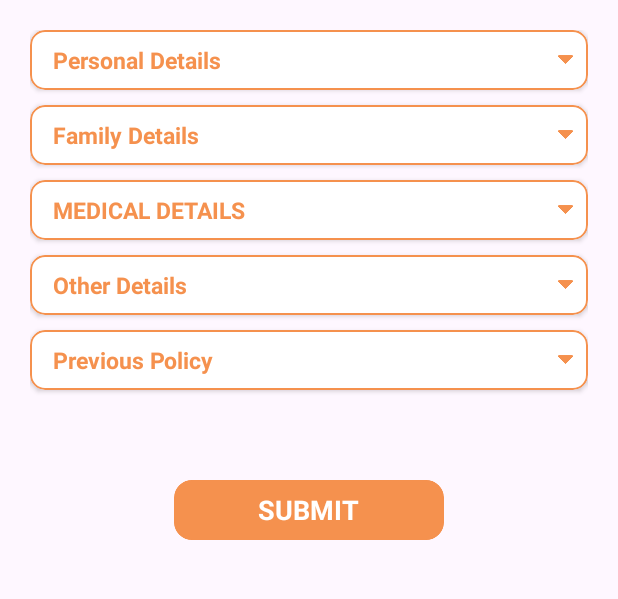
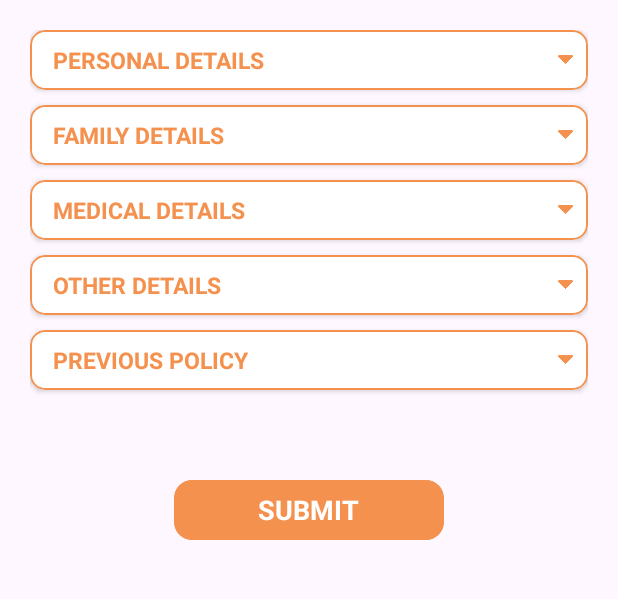
Before and after one commit to MayankChhatrola/CustomerManagement-, an Android app: the AddCustomer screen opened directly, with no data from a screen before it, on a phone screen of 412 x 824 dp, the part 75-674 px from its top. Run offline under Robolectric (Android 15) with nearby library versions, the phone set to English and light mode, and no system bars; our stand-ins replace sdp/ssp sizes.

Commit message:
Intial Commit

```diff
--- a/app/src/main/java/com/example/sanviassociates/Converter.kt
+++ b/app/src/main/java/com/example/sanviassociates/Converter.kt
@@ -72,6 +72,7 @@ class Converter : AppCompatActivity() {
 
         val datePicker = MaterialDatePicker.Builder.datePicker()
             .setTitleText("Select Date")
+  //          .setTheme(R.style.CustomMaterialDatePicker)
             .setSelection(MaterialDatePicker.todayInUtcMilliseconds())
             .setCalendarConstraints(constraintsBuilder)
             .build()
--- a/app/src/main/res/layout/activity_add_customer.xml
+++ b/app/src/main/res/layout/activity_add_customer.xml
@@ -85,6 +85,7 @@
                             android:layout_marginRight="@dimen/_10sdp"
                             android:layout_centerVertical="true"
                             android:text="Personal Details"
+                            android:textAllCaps="true"
                             android:textStyle="bold"
                             android:textColor="@color/colorPrimary"
                             android:textSize="@dimen/_15sdp" />
@@ -286,6 +287,7 @@
                                     android:hint="Nommine Name"
                                     android:padding="8dp"
                                     android:inputType="textCapCharacters" />
+
                             </com.google.android.material.card.MaterialCardView>
 
                             <!-- Nommine Date -->
@@ -305,7 +307,10 @@
                                     android:textAllCaps="true"
                                     android:cursorVisible="false"
                                     android:inputType="none"
-                                    android:padding="8dp"
+                                    android:paddingBottom="@dimen/_8sdp"
+                                    android:paddingEnd="@dimen/_8sdp"
+                                    android:paddingTop="@dimen/_8sdp"
+                                    android:paddingStart="@dimen/_14sdp"
                                     android:textSize="@dimen/_14sdp" />
                             </com.google.android.material.card.MaterialCardView>
 
@@ -344,6 +349,7 @@
                             android:layout_marginRight="@dimen/_10sdp"
                             android:text="Family Details"
                             android:textStyle="bold"
+                            android:textAllCaps="true"
                             android:layout_centerVertical="true"
                             android:textColor="@color/colorPrimary"
                             android:textSize="@dimen/_15sdp" />
@@ -1021,6 +1027,7 @@
                             android:layout_marginRight="@dimen/_10sdp"
                             android:text="Other Details"
                             android:textStyle="bold"
+                            android:textAllCaps="true"
                             android:layout_centerVertical="true"
                             android:textColor="@color/colorPrimary"
                             android:textSize="@dimen/_15sdp" />
@@ -1291,6 +1298,7 @@
                             android:layout_marginRight="@dimen/_10sdp"
                             android:text="Previous Policy"
                             android:textStyle="bold"
+                            android:textAllCaps="true"
                             android:layout_centerVertical="true"
                             android:textColor="@color/colorPrimary"
                             android:textSize="@dimen/_15sdp" />
```
Also changed, not shown: app/src/main/java/com/example/sanviassociates/AddCustomer.kt (+12 -0 lines), app/src/main/java/com/example/sanviassociates/UpdateCustomer.kt (+13 -0 lines), app/src/main/java/com/example/sanviassociates/database/DatabaseHelper.kt (+11 -0 lines), app/src/main/res/layout/activity_update_customer.xml (+9 -2 lines), app/src/main/res/layout/activity_view_customer.xml (+9 -1 lines).
